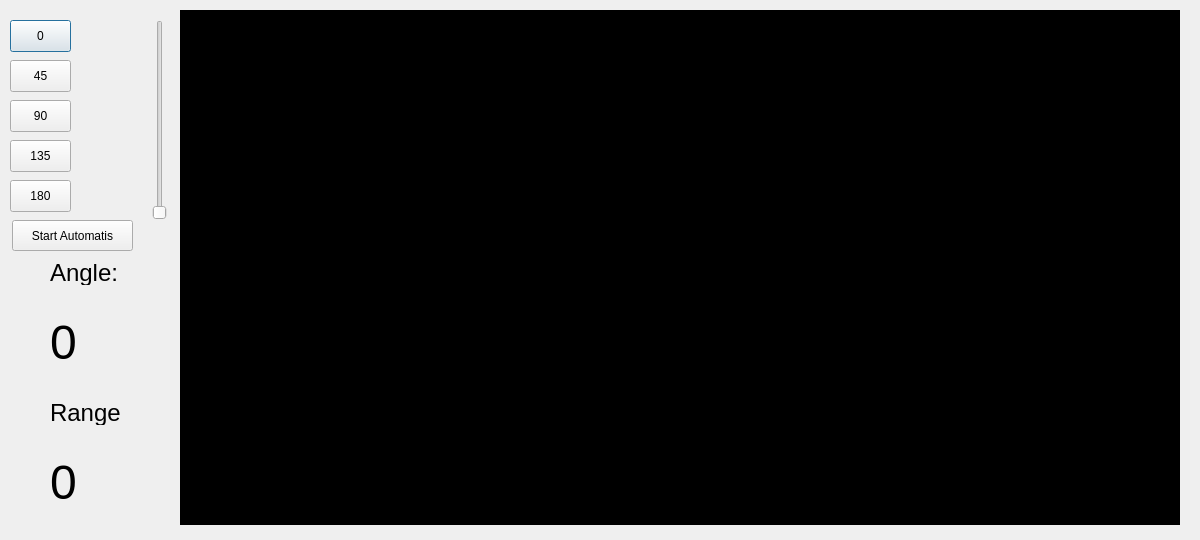
Qt form dialog.ui (galuhningrat/Ultrasonic-Sensor) before a commit.
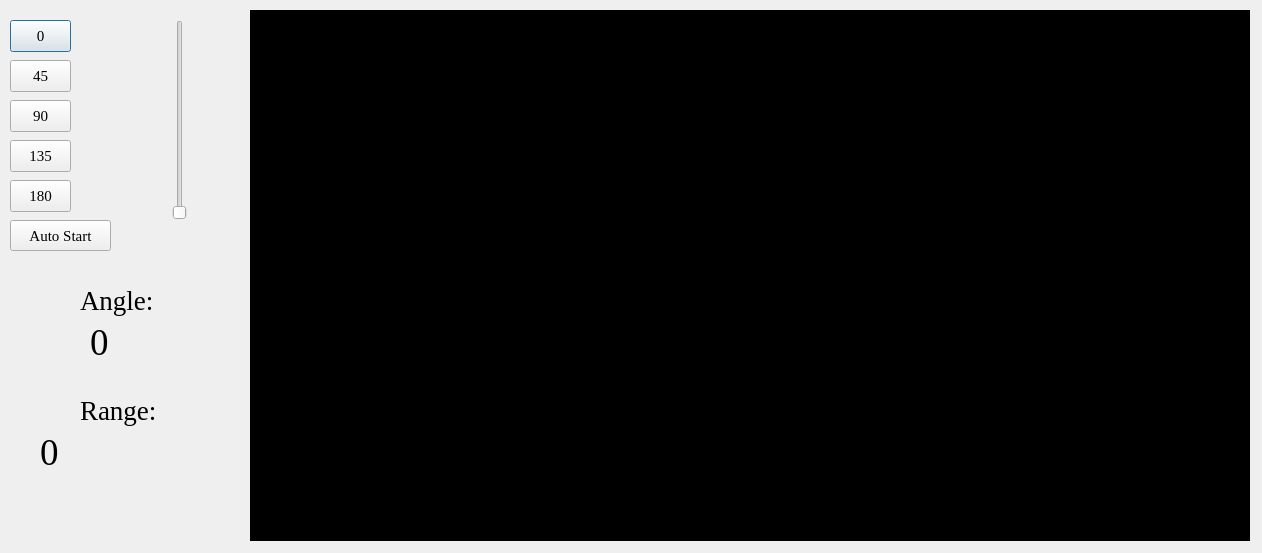
The same form after that commit.

Patch:
```diff
--- a/dialog.ui
+++ b/dialog.ui
@@ -6,8 +6,8 @@
    <rect>
     <x>0</x>
     <y>0</y>
-    <width>1200</width>
-    <height>540</height>
+    <width>1262</width>
+    <height>553</height>
    </rect>
   </property>
   <property name="minimumSize">
@@ -22,10 +22,10 @@
   <widget class="QGraphicsView" name="graphicsView">
    <property name="geometry">
     <rect>
-     <x>180</x>
+     <x>250</x>
      <y>10</y>
      <width>1000</width>
-     <height>515</height>
+     <height>531</height>
     </rect>
    </property>
    <property name="minimumSize">
@@ -513,6 +513,12 @@
      <height>32</height>
     </rect>
    </property>
+   <property name="font">
+    <font>
+     <family>Times New Roman</family>
+     <pointsize>11</pointsize>
+    </font>
+   </property>
    <property name="text">
     <string>0</string>
    </property>
@@ -526,6 +532,12 @@
      <height>32</height>
     </rect>
    </property>
+   <property name="font">
+    <font>
+     <family>Times New Roman</family>
+     <pointsize>11</pointsize>
+    </font>
+   </property>
    <property name="text">
     <string>135</string>
    </property>
@@ -539,6 +551,12 @@
      <height>32</height>
     </rect>
    </property>
+   <property name="font">
+    <font>
+     <family>Times New Roman</family>
+     <pointsize>11</pointsize>
+    </font>
+   </property>
    <property name="text">
     <string>180</string>
    </property>
@@ -552,6 +570,12 @@
      <height>32</height>
     </rect>
    </property>
+   <property name="font">
+    <font>
+     <family>Times New Roman</family>
+     <pointsize>11</pointsize>
+    </font>
+   </property>
    <property name="text">
     <string>45</string>
    </property>
@@ -565,6 +589,12 @@
      <height>32</height>
     </rect>
    </property>
+   <property name="font">
+    <font>
+     <family>Times New Roman</family>
+     <pointsize>11</pointsize>
+    </font>
+   </property>
    <property name="text">
     <string>90</string>
    </property>
@@ -572,9 +602,9 @@
   <widget class="QLabel" name="range">
    <property name="geometry">
     <rect>
-     <x>50</x>
-     <y>460</y>
-     <width>111</width>
+     <x>40</x>
+     <y>430</y>
+     <width>175</width>
      <height>45</height>
     </rect>
    </property>
@@ -586,7 +616,8 @@
    </property>
    <property name="font">
     <font>
-     <pointsize>36</pointsize>
+     <family>Times New Roman</family>
+     <pointsize>28</pointsize>
     </font>
    </property>
    <property name="text">
@@ -596,10 +627,10 @@
   <widget class="QLabel" name="label">
    <property name="geometry">
     <rect>
-     <x>50</x>
-     <y>260</y>
+     <x>80</x>
+     <y>280</y>
      <width>150</width>
-     <height>25</height>
+     <height>41</height>
     </rect>
    </property>
    <property name="minimumSize">
@@ -610,8 +641,10 @@
    </property>
    <property name="font">
     <font>
-     <family>Arial</family>
-     <pointsize>18</pointsize>
+     <family>Times New Roman</family>
+     <pointsize>20</pointsize>
+     <italic>false</italic>
+     <bold>false</bold>
     </font>
    </property>
    <property name="text">
@@ -621,10 +654,10 @@
   <widget class="QLabel" name="lablel_2">
    <property name="geometry">
     <rect>
-     <x>50</x>
-     <y>400</y>
+     <x>80</x>
+     <y>390</y>
      <width>150</width>
-     <height>25</height>
+     <height>41</height>
     </rect>
    </property>
    <property name="minimumSize">
@@ -635,18 +668,19 @@
    </property>
    <property name="font">
     <font>
-     <family>Arial</family>
-     <pointsize>18</pointsize>
+     <family>Times New Roman</family>
+     <pointsize>20</pointsize>
+     <bold>false</bold>
     </font>
    </property>
    <property name="text">
-    <string>Range</string>
+    <string>Range:</string>
    </property>
   </widget>
   <widget class="QSlider" name="verticalSlider">
    <property name="geometry">
     <rect>
-     <x>110</x>
+     <x>130</x>
      <y>20</y>
      <width>100</width>
      <height>200</height>
@@ -658,6 +692,14 @@
      <height>200</height>
     </size>
    </property>
+   <property name="font">
+    <font>
+     <family>Arial</family>
+    </font>
+   </property>
+   <property name="layoutDirection">
+    <enum>Qt::LeftToRight</enum>
+   </property>
    <property name="maximum">
     <number>180</number>
    </property>
@@ -665,7 +707,7 @@
   <widget class="QLabel" name="angle">
    <property name="geometry">
     <rect>
-     <x>50</x>
+     <x>90</x>
      <y>320</y>
      <width>71</width>
      <height>45</height>
@@ -679,8 +721,8 @@
    </property>
    <property name="font">
     <font>
-     <family>Arial</family>
-     <pointsize>36</pointsize>
+     <family>Times New Roman</family>
+     <pointsize>28</pointsize>
     </font>
    </property>
    <property name="autoFillBackground">
@@ -693,14 +735,20 @@
   <widget class="QPushButton" name="button_auto">
    <property name="geometry">
     <rect>
-     <x>12</x>
+     <x>10</x>
      <y>220</y>
-     <width>121</width>
+     <width>101</width>
      <height>31</height>
     </rect>
    </property>
+   <property name="font">
+    <font>
+     <family>Times New Roman</family>
+     <pointsize>11</pointsize>
+    </font>
+   </property>
    <property name="text">
-    <string>Start Automatis</string>
+    <string>Auto Start</string>
    </property>
   </widget>
   <zorder>button0</zorder>
```
Left out of the diff: 2 changed lines with no effect on the pictures.
